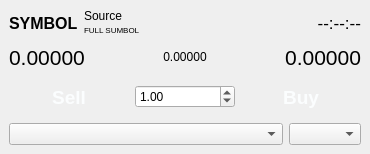
Old version of the form sources/FrontEnd/Shell/ShellOrderWindow.ui in the repository alimogh/trdk.
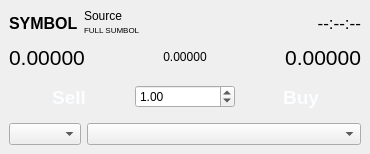
New version of the form.

Commit message: Fixed online price update in front-end anywhere. Improved order dialog and added warnings about trading systems.

The edit to the form file:
```diff
--- a/sources/FrontEnd/Shell/ShellOrderWindow.ui
+++ b/sources/FrontEnd/Shell/ShellOrderWindow.ui
@@ -213,10 +213,7 @@
        </layout>
       </item>
       <item row="3" column="1" colspan="3">
-       <layout class="QHBoxLayout" name="sourceLayout" stretch="1,0">
-        <item>
-         <widget class="QComboBox" name="target"/>
-        </item>
+       <layout class="QHBoxLayout" name="sourceLayout" stretch="0,1">
         <item>
          <widget class="QComboBox" name="mode">
           <property name="sizePolicy">
@@ -227,6 +224,9 @@
           </property>
          </widget>
         </item>
+        <item>
+         <widget class="QComboBox" name="target"/>
+        </item>
        </layout>
       </item>
      </layout>
```
The commit also changes 9 other files.
